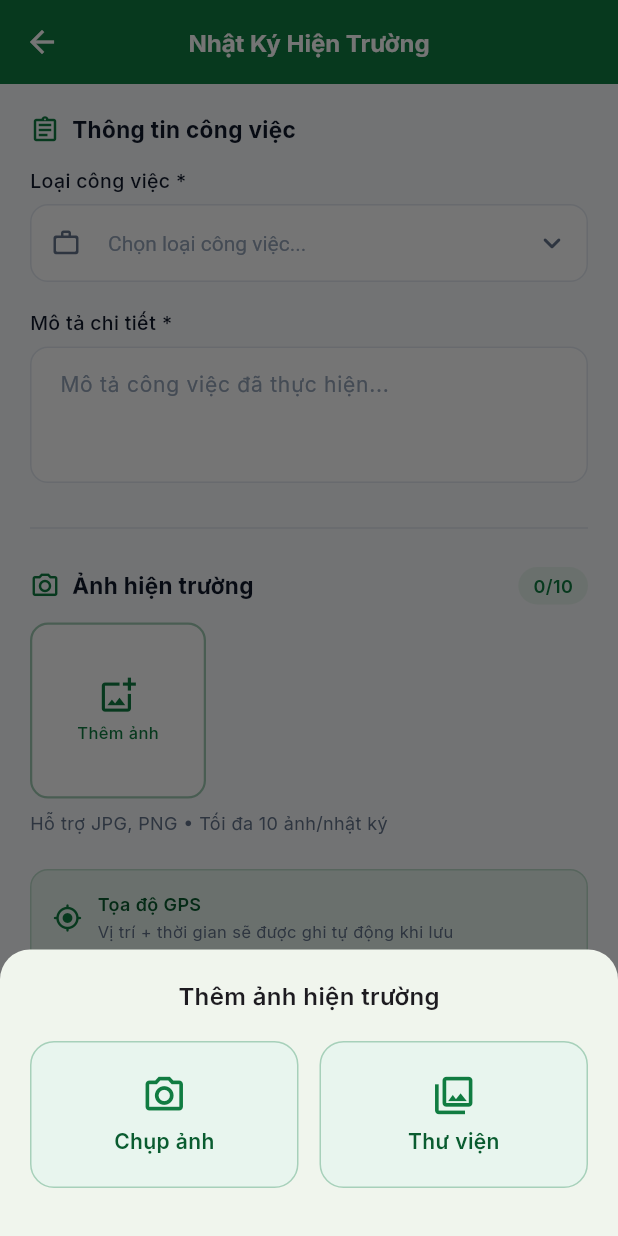
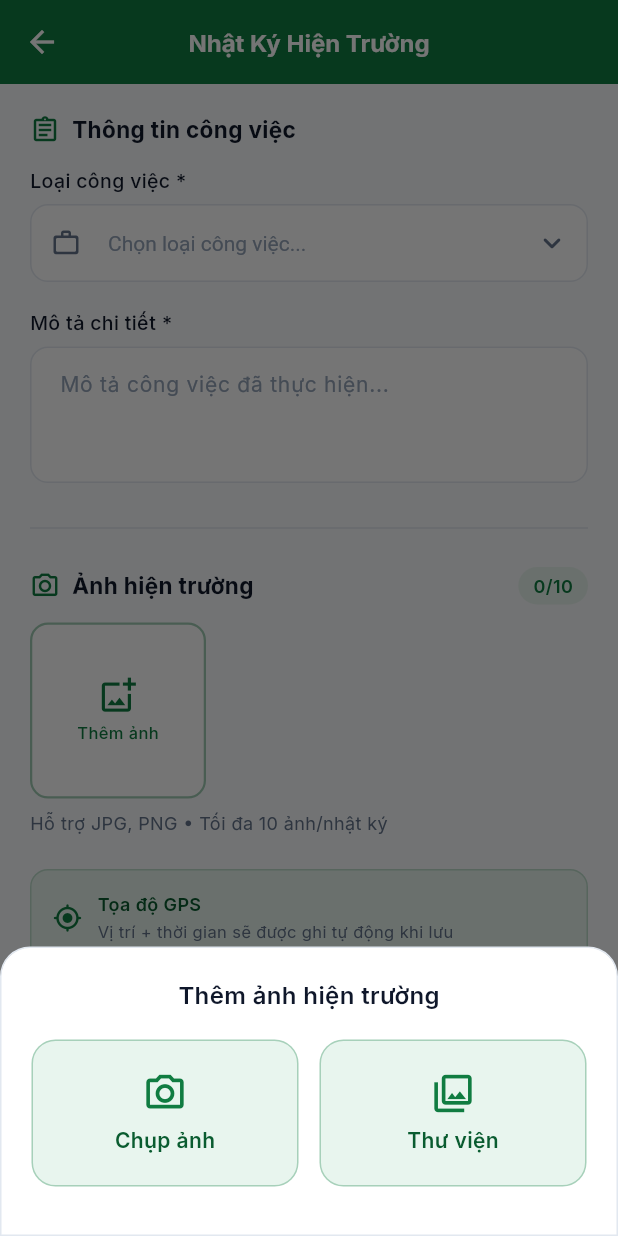
Before and after one commit to menvo-embedded/flutter-supervisor-forest, a Flutter app: the LogbookFormPage screen opened directly with empty values, after a tap on "Thêm ảnh", on a phone screen of 412 x 824 dp. Run offline on Flutter 3.47's test engine with Material 3 defaults, Android fonts, the phone set to English and light mode, and no system bars; our stand-ins replace dartz, dio, equatable, flutter_bloc, flutter_map, geolocator and 5 more; accounts and stored records are empty.

```diff
--- a/lib/presentation/logbook/pages/logbook_form_page.dart
+++ b/lib/presentation/logbook/pages/logbook_form_page.dart
@@ -36,20 +36,40 @@ class _State extends State<LogbookFormPage> {
     } catch (e) { _toast('Không thể chụp ảnh: $e', err:true); }
   }
 
-  void _showPicker() => showModalBottomSheet(context: context,
+  void _showPicker() {
+    final isDark = Theme.of(context).brightness == Brightness.dark;
+    showModalBottomSheet(
+      context: context,
+      backgroundColor: Colors.transparent,
       shape: const RoundedRectangleBorder(borderRadius: BorderRadius.vertical(top: Radius.circular(20))),
-    builder: (_) => Container(padding: const EdgeInsets.all(20), child: Column(mainAxisSize: MainAxisSize.min, children: [
-      const Text('Thêm ảnh hiện trường', style: TextStyle(fontSize:16,fontWeight:FontWeight.w600)),
+      builder: (_) => Container(
+        decoration: BoxDecoration(
+          color: AppColors.getSurface(isDark),
+          borderRadius: const BorderRadius.vertical(top: Radius.circular(20)),
+          border: Border.all(color: AppColors.getBorder(isDark)),
+        ),
+        padding: const EdgeInsets.all(20),
+        child: Column(
+          mainAxisSize: MainAxisSize.min,
+          children: [
+            Text(
+              'Thêm ảnh hiện trường',
+              style: TextStyle(fontSize: 16, fontWeight: FontWeight.w600, color: AppColors.getTextPrimary(isDark)),
+            ),
             const SizedBox(height: 18),
             Row(children: [
-        Expanded(child: _SrcBtn(icon: Icons.camera_alt_outlined, label:'Chụp ảnh',
-          onTap: (){ Navigator.pop(context); _pickImage(ImageSource.camera); })),
+              Expanded(child: _SrcBtn(icon: Icons.camera_alt_outlined, label: 'Chụp ảnh',
+                onTap: () { Navigator.pop(context); _pickImage(ImageSource.camera); })),
               const SizedBox(width: 14),
-        Expanded(child: _SrcBtn(icon: Icons.photo_library_outlined, label:'Thư viện',
-          onTap: (){ Navigator.pop(context); _pickImage(ImageSource.gallery); })),
+              Expanded(child: _SrcBtn(icon: Icons.photo_library_outlined, label: 'Thư viện',
+                onTap: () { Navigator.pop(context); _pickImage(ImageSource.gallery); })),
             ]),
             const SizedBox(height: 12),
-    ])));
+          ],
+        ),
+      ),
+    );
+  }
 
   void _toast(String msg, {bool err=false}) => ScaffoldMessenger.of(context).showSnackBar(SnackBar(
     content: Text(msg), backgroundColor: err?AppColors.red:AppColors.primary,
@@ -76,8 +96,10 @@ class _State extends State<LogbookFormPage> {
   };
 
   @override
-  Widget build(BuildContext context) => Scaffold(
-    backgroundColor: AppColors.bg,
+  Widget build(BuildContext context) {
+    final isDark = Theme.of(context).brightness == Brightness.dark;
+    return Scaffold(
+      backgroundColor: AppColors.getBg(isDark),
       appBar: AppBar(title: const Text('Nhật Ký Hiện Trường')),
       body: BlocConsumer<LogbookBloc, LogbookState>(
         listener: (context, state) {
@@ -96,7 +118,7 @@ class _State extends State<LogbookFormPage> {
               const SizedBox(height: 14),
               CustomDropdown<JobType>(
                 label: 'Loại công việc *', hint: 'Chọn loại công việc...', value: _jobType,
-              prefix: const Icon(Icons.work_outline_rounded, size: 20, color: AppColors.textSecondary),
+                prefix: Icon(Icons.work_outline_rounded, size: 20, color: AppColors.getTextSecondary(isDark)),
                 items: JobType.values.map((t)=>DropdownMenuItem(value:t, child: Row(children:[
                   Icon(_jobIcon(t), size:18, color: AppColors.primary), const SizedBox(width:8), Text(t.displayName),
                 ]))).toList(),
@@ -110,13 +132,16 @@ class _State extends State<LogbookFormPage> {
                   if(v.trim().length<10) return 'Mô tả quá ngắn (tối thiểu 10 ký tự)';
                   return null;
                 }),
-            const SizedBox(height: 22), const Divider(color: AppColors.borderDefault), const SizedBox(height: 18),
+              const SizedBox(height: 22), Divider(color: AppColors.getBorder(isDark)), const SizedBox(height: 18),
               Row(children: [
                 const _SectionHeader(icon: Icons.photo_camera_outlined, title: 'Ảnh hiện trường'),
                 const Spacer(),
                 Container(padding: const EdgeInsets.symmetric(horizontal:10,vertical:4),
-                decoration: BoxDecoration(color: AppColors.primaryLight, borderRadius: BorderRadius.circular(20)),
-                child: Text('${_images.length}/10', style: const TextStyle(fontSize:12,fontWeight:FontWeight.w600,color:AppColors.primary))),
+                  decoration: BoxDecoration(
+                    color: isDark ? AppColors.primary.withOpacity(0.2) : AppColors.primaryLight,
+                    borderRadius: BorderRadius.circular(20),
+                  ),
+                  child: Text('${_images.length}/10', style: TextStyle(fontSize:12,fontWeight:FontWeight.w600,color: isDark ? Colors.white : AppColors.primary))),
               ]),
               const SizedBox(height: 12),
               GridView.builder(shrinkWrap: true, physics: const NeverScrollableScrollPhysics(),
@@ -126,18 +151,21 @@ class _State extends State<LogbookFormPage> {
                   ? _AddBtn(onTap: _showPicker)
                   : _Thumb(file: _images[i], index: i+1, onRemove: ()=>setState(()=>_images.removeAt(i)))),
               const SizedBox(height: 8),
-            const Text('Hỗ trợ JPG, PNG • Tối đa 10 ảnh/nhật ký', style: TextStyle(fontSize:12,color:AppColors.textSecondary)),
+              Text('Hỗ trợ JPG, PNG • Tối đa 10 ảnh/nhật ký', style: TextStyle(fontSize:12,color:AppColors.getTextSecondary(isDark))),
               const SizedBox(height: 22),
               Container(padding: const EdgeInsets.all(14),
-              decoration: BoxDecoration(color: AppColors.primaryLight, borderRadius: BorderRadius.circular(12),
-                border: Border.all(color: AppColors.primary.withOpacity(0.2))),
+                decoration: BoxDecoration(
+                  color: isDark ? AppColors.primary.withOpacity(0.18) : AppColors.primaryLight,
+                  borderRadius: BorderRadius.circular(12),
+                  border: Border.all(color: AppColors.primary.withOpacity(isDark ? 0.35 : 0.2)),
+                ),
                 child: Row(children: [
                   const Icon(Icons.gps_fixed_rounded, color: AppColors.primary, size: 20),
                   const SizedBox(width: 10),
-                const Expanded(child: Column(crossAxisAlignment: CrossAxisAlignment.start, children: [
-                  Text('Tọa độ GPS', style: TextStyle(fontSize:12,fontWeight:FontWeight.w600,color:AppColors.primaryDark)),
-                  SizedBox(height:2),
-                  Text('Vị trí + thời gian sẽ được ghi tự động khi lưu', style: TextStyle(fontSize:11,color:AppColors.textSecondary)),
+                  Expanded(child: Column(crossAxisAlignment: CrossAxisAlignment.start, children: [
+                    Text('Tọa độ GPS', style: TextStyle(fontSize:12,fontWeight:FontWeight.w600,color: isDark ? Colors.white : AppColors.primaryDark)),
+                    const SizedBox(height:2),
+                    Text('Vị trí + thời gian sẽ được ghi tự động khi lưu', style: TextStyle(fontSize:11,color:AppColors.getTextSecondary(isDark))),
                   ])),
                 ])),
               const SizedBox(height: 22),
@@ -149,33 +177,53 @@ class _State extends State<LogbookFormPage> {
       ),
     );
   }
+}
 
 class _SectionHeader extends StatelessWidget {
   final IconData icon; final String title;
   const _SectionHeader({required this.icon, required this.title});
-  @override Widget build(BuildContext context) => Row(children: [
+  @override Widget build(BuildContext context) {
+    final isDark = Theme.of(context).brightness == Brightness.dark;
+    return Row(children: [
       Icon(icon, color: AppColors.primary, size: 20), const SizedBox(width: 8),
-    Text(title, style: const TextStyle(fontSize:15,fontWeight:FontWeight.w700,color:AppColors.textPrimary)),
+      Text(title, style: TextStyle(fontSize:15,fontWeight:FontWeight.w700,color:AppColors.getTextPrimary(isDark))),
     ]);
+  }
 }
 class _SrcBtn extends StatelessWidget {
   final IconData icon; final String label; final VoidCallback onTap;
   const _SrcBtn({required this.icon, required this.label, required this.onTap});
-  @override Widget build(BuildContext context) => GestureDetector(onTap: onTap, child: Container(
+  @override Widget build(BuildContext context) {
+    final isDark = Theme.of(context).brightness == Brightness.dark;
+    return GestureDetector(onTap: onTap, child: Container(
       padding: const EdgeInsets.symmetric(vertical: 20),
-    decoration: BoxDecoration(color: AppColors.primaryLight, borderRadius: BorderRadius.circular(16), border: Border.all(color: AppColors.primary.withOpacity(0.3))),
-    child: Column(children: [Icon(icon, color: AppColors.primary, size: 30), const SizedBox(height:6),
-      Text(label, style: const TextStyle(color: AppColors.primaryDark, fontWeight: FontWeight.w600))])));
+      decoration: BoxDecoration(
+        color: isDark ? AppColors.primary.withOpacity(0.18) : AppColors.primaryLight,
+        borderRadius: BorderRadius.circular(16),
+        border: Border.all(color: AppColors.primary.withOpacity(isDark ? 0.45 : 0.3)),
+      ),
+      child: Column(children: [
+        Icon(icon, color: AppColors.primary, size: 30), const SizedBox(height:6),
+        Text(label, style: TextStyle(color: isDark ? Colors.white : AppColors.primaryDark, fontWeight: FontWeight.w600)),
+      ]),
+    ));
+  }
 }
 class _AddBtn extends StatelessWidget {
   final VoidCallback onTap;
   const _AddBtn({required this.onTap});
-  @override Widget build(BuildContext context) => GestureDetector(onTap: onTap, child: Container(
-    decoration: BoxDecoration(color: AppColors.surface, borderRadius: BorderRadius.circular(12),
-      border: Border.all(color: AppColors.primary.withOpacity(0.4), width:1.5)),
+  @override Widget build(BuildContext context) {
+    final isDark = Theme.of(context).brightness == Brightness.dark;
+    return GestureDetector(onTap: onTap, child: Container(
+      decoration: BoxDecoration(
+        color: AppColors.getSurface(isDark),
+        borderRadius: BorderRadius.circular(12),
+        border: Border.all(color: AppColors.primary.withOpacity(isDark ? 0.6 : 0.4), width:1.5),
+      ),
       child: const Column(mainAxisAlignment: MainAxisAlignment.center, children: [
         Icon(Icons.add_photo_alternate_outlined, color: AppColors.primary, size: 26), SizedBox(height:4),
         Text('Thêm ảnh', style: TextStyle(fontSize:11,color:AppColors.primary,fontWeight:FontWeight.w500))])));
+  }
 }
 class _Thumb extends StatelessWidget {
   final File file; final int index; final VoidCallback onRemove;
--- a/lib/presentation/project/pages/project_list_page.dart
+++ b/lib/presentation/project/pages/project_list_page.dart
@@ -1375,7 +1375,7 @@ class _ProjectListPageState extends State<ProjectListPage> with SingleTickerProv
           }
 
           return Scaffold(
-            backgroundColor: AppColors.bg,
+            backgroundColor: AppColors.getBg(isDark),
             body: Padding(
               padding: const EdgeInsets.only(top: 16, left: 16, right: 16),
               child: bodyContent,
```
Also changed, not shown: lib/presentation/auth/pages/login_page.dart (+21 -13 lines), lib/presentation/checkin/pages/checkin_page.dart (+22 -12 lines), lib/presentation/home/pages/home_shell.dart (+4 -3 lines), lib/presentation/home/widgets/gis_heatmap_widget.dart (+10 -9 lines), lib/presentation/logbook/pages/logbook_list_page.dart (+7 -6 lines). Lines whose indentation alone changed are shown as unchanged.
